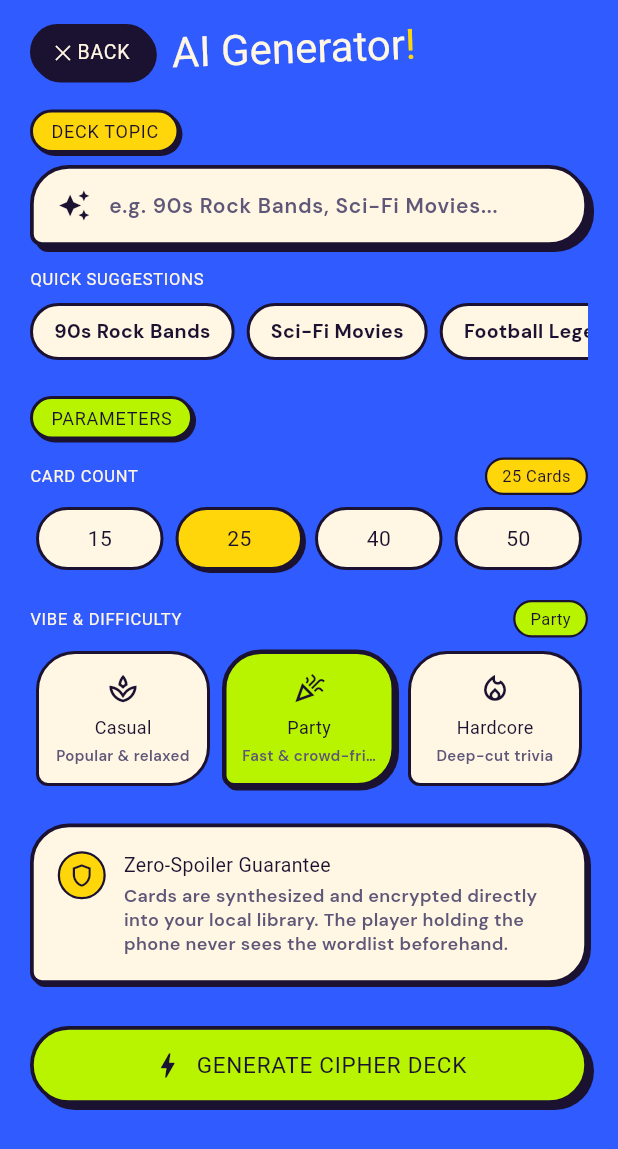
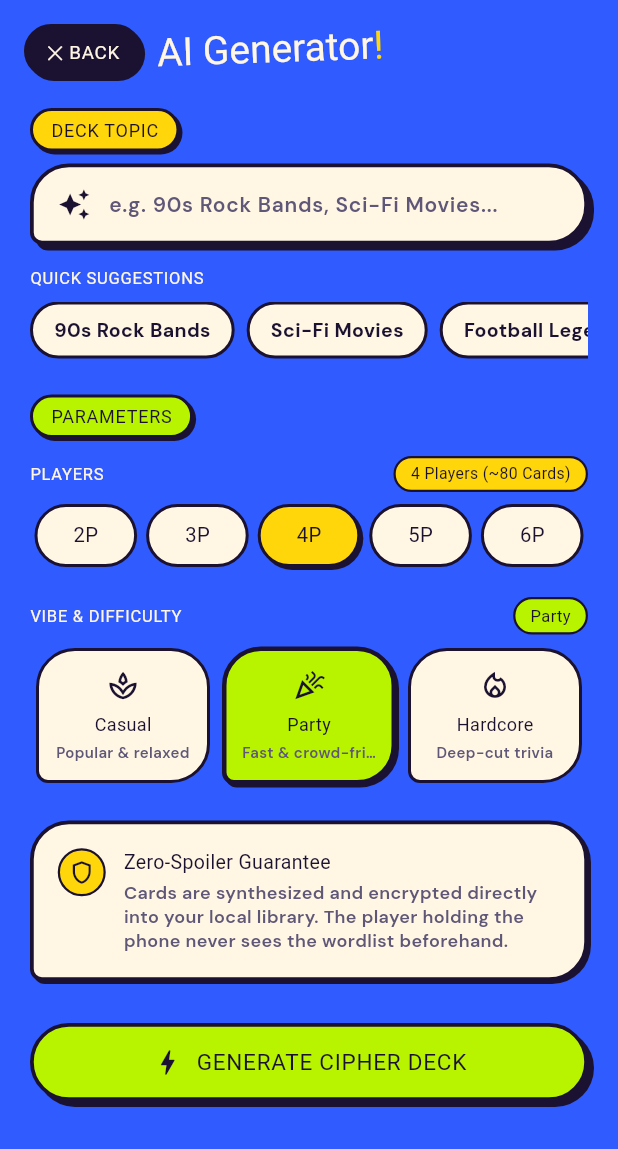
Before and after one commit to koiralapariksit/Cipher, a Flutter app: the AiDeckGeneratorScreen screen opened directly, on a phone screen of 412 x 824 dp. Shown: the top 1149 px of the screen. Run offline on Flutter 3.47's test engine with Material 3 defaults, Android fonts, the phone set to English and light mode, and no system bars; our stand-ins replace google_fonts, sensors_plus, shared_preferences, wakelock_plus; accounts and stored records are empty; Roboto replaces fonts that are missing (Bowlby One).

Commit message:
chore(release): finalize Cipher v1.0.0 with dynamic players, clean cards, and polished gameplay

```diff
--- a/lib/screens/ai_deck_generator_screen.dart
+++ b/lib/screens/ai_deck_generator_screen.dart
@@ -19,13 +19,18 @@ class _AiDeckGeneratorScreenState extends State<AiDeckGeneratorScreen>
   final TextEditingController _topicController = TextEditingController();
   final GroqDeckService _groqService = GroqDeckService();
 
-  int _selectedCardCount = 25;
+  int _selectedPlayers = 4;
   String _selectedVibe = 'Party';
   bool _isGenerating = false;
   String _loadingMessage = 'Encrypting Deck...';
 
   late AnimationController _pulseController;
   late Animation<double> _pulseAnimation;
+
+  static const List<int> _playerOptions = [2, 3, 4, 5, 6];
+
+  int get _calculatedCardCount =>
+      GroqDeckService.cardCountForPlayers(_selectedPlayers);
 
   static const List<String> _suggestions = [
     '90s Rock Bands',
@@ -39,8 +44,6 @@ class _AiDeckGeneratorScreenState extends State<AiDeckGeneratorScreen>
     'Superheroes',
     'Sitcom Quotes',
   ];
-
-  static const List<int> _cardCounts = [15, 25, 40, 50];
 
   static const List<({String label, String subtitle, IconData icon})> _vibes = [
     (
@@ -126,8 +129,9 @@ class _AiDeckGeneratorScreenState extends State<AiDeckGeneratorScreen>
     try {
       final deck = await _groqService.generateDeck(
         topic: topic,
-        cardCount: _selectedCardCount,
+        cardCount: _calculatedCardCount,
         difficulty: _selectedVibe,
+        playerCount: _selectedPlayers,
         onProgress: (step) {
           if (mounted) {
             setState(() => _loadingMessage = step);
@@ -311,14 +315,14 @@ class _AiDeckGeneratorScreenState extends State<AiDeckGeneratorScreen>
             children: [
               // ── Custom Neo-Brutalist Header ──
               Padding(
-                padding: const EdgeInsets.fromLTRB(20, 16, 20, 10),
+                padding: const EdgeInsets.fromLTRB(16, 16, 16, 10),
                 child: Row(
                   children: [
                     GestureDetector(
                       onTap: () => Navigator.of(context).pop(),
                       child: Container(
                         padding: const EdgeInsets.symmetric(
-                            horizontal: 14, vertical: 7),
+                            horizontal: 13, vertical: 7),
                         decoration: BoxDecoration(
                           color: kInk,
                           borderRadius: BorderRadius.circular(99),
@@ -328,15 +332,19 @@ class _AiDeckGeneratorScreenState extends State<AiDeckGeneratorScreen>
                         child: Text(
                           '✕ BACK',
                           style: GoogleFonts.bowlbyOne(
-                            fontSize: 13,
+                            fontSize: 12.5,
                             color: kCream,
                             letterSpacing: 0.5,
                           ),
                         ),
                       ),
                     ),
-                    const SizedBox(width: 12),
-                    Transform.rotate(
+                    const SizedBox(width: 10),
+                    Expanded(
+                      child: FittedBox(
+                        fit: BoxFit.scaleDown,
+                        alignment: Alignment.centerLeft,
+                        child: Transform.rotate(
                           angle: -2 * math.pi / 180,
                           child: RichText(
                             text: TextSpan(
@@ -344,7 +352,7 @@ class _AiDeckGeneratorScreenState extends State<AiDeckGeneratorScreen>
                                 TextSpan(
                                   text: 'AI Generator',
                                   style: GoogleFonts.bowlbyOne(
-                                fontSize: 28,
+                                    fontSize: 26,
                                     color: kCream,
                                     height: 0.95,
                                   ),
@@ -352,7 +360,7 @@ class _AiDeckGeneratorScreenState extends State<AiDeckGeneratorScreen>
                                 TextSpan(
                                   text: '!',
                                   style: GoogleFonts.bowlbyOne(
-                                fontSize: 28,
+                                    fontSize: 26,
                                     color: kYellow,
                                     height: 0.95,
                                   ),
@@ -361,7 +369,8 @@ class _AiDeckGeneratorScreenState extends State<AiDeckGeneratorScreen>
                             ),
                           ),
                         ),
-                    const Spacer(),
+                      ),
+                    ),
                   ],
                 ),
               ),
@@ -504,12 +513,12 @@ class _AiDeckGeneratorScreenState extends State<AiDeckGeneratorScreen>
                     _buildSectionHeader('PARAMETERS', kLime),
                     const SizedBox(height: 12),
 
-                    // Card Count Selector
+                    // Player Count Selector (2 to 6 Players, Dynamic Card Scaling)
                     Row(
                       mainAxisAlignment: MainAxisAlignment.spaceBetween,
                       children: [
                         Text(
-                          'CARD COUNT',
+                          'PLAYERS',
                           style: GoogleFonts.bowlbyOne(
                             fontSize: 11,
                             color: kCream,
@@ -525,9 +534,9 @@ class _AiDeckGeneratorScreenState extends State<AiDeckGeneratorScreen>
                             border: Border.all(color: kInk, width: 1.5),
                           ),
                           child: Text(
-                            '$_selectedCardCount Cards',
+                            '$_selectedPlayers Players (~$_calculatedCardCount Cards)',
                             style: GoogleFonts.bowlbyOne(
-                              fontSize: 11,
+                              fontSize: 10.5,
                               color: kInk,
                             ),
                           ),
@@ -537,18 +546,18 @@ class _AiDeckGeneratorScreenState extends State<AiDeckGeneratorScreen>
                     const SizedBox(height: 8),
 
                     Row(
-                      children: _cardCounts.map((count) {
-                        final isSelected = _selectedCardCount == count;
+                      children: _playerOptions.map((players) {
+                        final isSelected = _selectedPlayers == players;
                         return Expanded(
                           child: Padding(
-                            padding: const EdgeInsets.symmetric(horizontal: 4),
+                            padding: const EdgeInsets.symmetric(horizontal: 3),
                             child: GestureDetector(
                               onTap: _isGenerating
                                   ? null
                                   : () {
                                       HapticFeedback.selectionClick();
                                       setState(
-                                          () => _selectedCardCount = count);
+                                          () => _selectedPlayers = players);
                                     },
                               child: Container(
                                 height: 42,
@@ -560,9 +569,9 @@ class _AiDeckGeneratorScreenState extends State<AiDeckGeneratorScreen>
                                 ),
                                 alignment: Alignment.center,
                                 child: Text(
-                                  '$count',
+                                  '${players}P',
                                   style: GoogleFonts.bowlbyOne(
-                                    fontSize: 14,
+                                    fontSize: 13.5,
                                     color: kInk,
                                   ),
                                 ),
--- a/lib/screens/gameplay_screen.dart
+++ b/lib/screens/gameplay_screen.dart
@@ -281,7 +281,8 @@ class _GameplayScreenState extends State<GameplayScreen>
               ),
             ),
 
-          // Subtle tilt hint at bottom
+          // Subtle tilt hint at bottom - strictly during pre-game countdown (3-2-1) only
+          if (_controller.phase == GamePhase.countdown)
             Positioned(
               bottom: 10,
               left: 0,
--- a/lib/services/groq_deck_service.dart
+++ b/lib/services/groq_deck_service.dart
@@ -20,6 +20,20 @@ class GroqDeckService {
     'qwen/qwen3.8-27b',
     'openai/gpt-oss-20b',
   ];
+
+  /// Maps player counts (2 to 6) to recommended target card quantities:
+  /// 2 Players -> 40 cards
+  /// 3 Players -> 60 cards
+  /// 4 Players -> 80 cards
+  /// 5 Players -> 100 cards
+  /// 6 Players -> 120 cards
+  static int cardCountForPlayers(int players) {
+    if (players <= 2) return 40;
+    if (players == 3) return 60;
+    if (players == 4) return 80;
+    if (players == 5) return 100;
+    return 120; // 6+ players
+  }
 
   static const String _groqCompletionsUrl =
       'https://api.groq.com/openai/v1/chat/completions';
@@ -200,12 +214,17 @@ class GroqDeckService {
     required String topic,
     required int cardCount,
     required String difficulty,
+    int? playerCount,
     void Function(String step)? onProgress,
   }) async {
     final cleanTopic = topic.trim();
     if (cleanTopic.isEmpty) {
       throw Exception('Please specify a deck topic.');
     }
+
+    final effectiveCardCount = playerCount != null
+        ? cardCountForPlayers(playerCount)
+        : cardCount;
 
     // Phase 1: Retrieve API Key
     final apiKey = await getApiKey();
@@ -222,9 +241,10 @@ class GroqDeckService {
     // Phase 3: Construct Exact Grounding Prompt
     final prompt = _buildPrompt(
       topic: cleanTopic,
-      cardCount: cardCount,
+      cardCount: effectiveCardCount,
       difficulty: difficulty,
       webSearchSnippets: webSearchSnippets,
+      playerCount: playerCount,
     );
 
     // Phase 4: Query Groq API with Model Resilience Fallback
@@ -240,7 +260,7 @@ class GroqDeckService {
     final deck = _parseAndBuildDeck(
       rawJson: responseContent,
       fallbackTopic: cleanTopic,
-      targetCardCount: cardCount,
+      targetCardCount: effectiveCardCount,
     );
 
     // Persist to local storage
@@ -409,11 +429,15 @@ class GroqDeckService {
     required int cardCount,
     required String difficulty,
     required String webSearchSnippets,
+    int? playerCount,
   }) {
+    final playerContext = playerCount != null
+        ? ' (scaled dynamically for $playerCount players with strict anti-repetition)'
+        : '';
     return '''You are an elite party game director creating cards for 'Heads Up!', a fast-paced forehead charades guessing game. Every single item you generate must be something a player can instantly mime, describe, or name in under 3 seconds.
 
 Target Topic: "$topic"
-Target Count: $cardCount
+Target Count: $cardCount$playerContext
 Target Difficulty: "$difficulty"
 
 LIVE WEB / ENCYCLOPEDIC CONTEXT:
@@ -423,7 +447,7 @@ STRICT ENTITY-ONLY RULES:
 1. NO DESCRIPTIONS OR POWERS: Never output abstract concepts, emotions, or character powers (e.g., DO NOT output 'hulk rage', 'spidey sense', 'time travel'). Output the actual character name instead (e.g., 'Hulk', 'Spider-Man', 'Doctor Strange').
 2. NO HISTORY OR SUMMARIES: If the user asks for a political topic (e.g., 'Nepali parliament members' or 'Nepali politicians'), output real, well-known names of politicians or political figures (e.g., 'KP Sharma Oli', 'Sher Bahadur Deuba', 'Pushpa Kamal Dahal'), never explanations of elections or parliament procedures.
 3. EXACT FORMATTING: 1 to 3 words maximum per card. Pure nouns, names, titles, movies, or concrete actions.
-4. COUNT & VARIETY: Generate $cardCount unique, highly recognizable items per request. Ensure zero duplicates and high variety.
+4. COUNT & ANTI-REPETITION: Generate strictly $cardCount unique, highly recognizable items per request. Ensure zero duplicates, distinct sub-themes, and high variety.
 5. CHILD-SAFE GUARDRAIL: Strictly 100% family-friendly. Zero 18+, pornographic, drug, or harmful content. If user requests adult or violent content, fallback to safe party pop culture, animals, or movies.
 6. DECK NAME SUMMARIZATION RULE: Automatically summarize the core theme into a punchy, 1-word or 2-word UPPERCASE deck name (e.g. 'LEGENDS' or 'POP').
 7. OUTPUT REQUIREMENT: Return strictly valid JSON array of strings (["Item 1", "Item 2", ...]) with no markdown code block wrappers if possible, or clean JSON text.
@@ -448,12 +472,14 @@ STRICT ENTITY-ONLY RULES:
     required int cardCount,
     required String difficulty,
     required String webSearchSnippets,
+    int? playerCount,
   }) =>
       _buildPrompt(
         topic: topic,
         cardCount: cardCount,
         difficulty: difficulty,
         webSearchSnippets: webSearchSnippets,
+        playerCount: playerCount,
       );
 
   static String _summarizeDeckTitle(String rawTitle, String fallbackTopic) {
```
Also changed, not shown: lib/screens/home_screen.dart (+13 -37 lines), 1 other file. Lines whose indentation alone changed are shown as unchanged.
